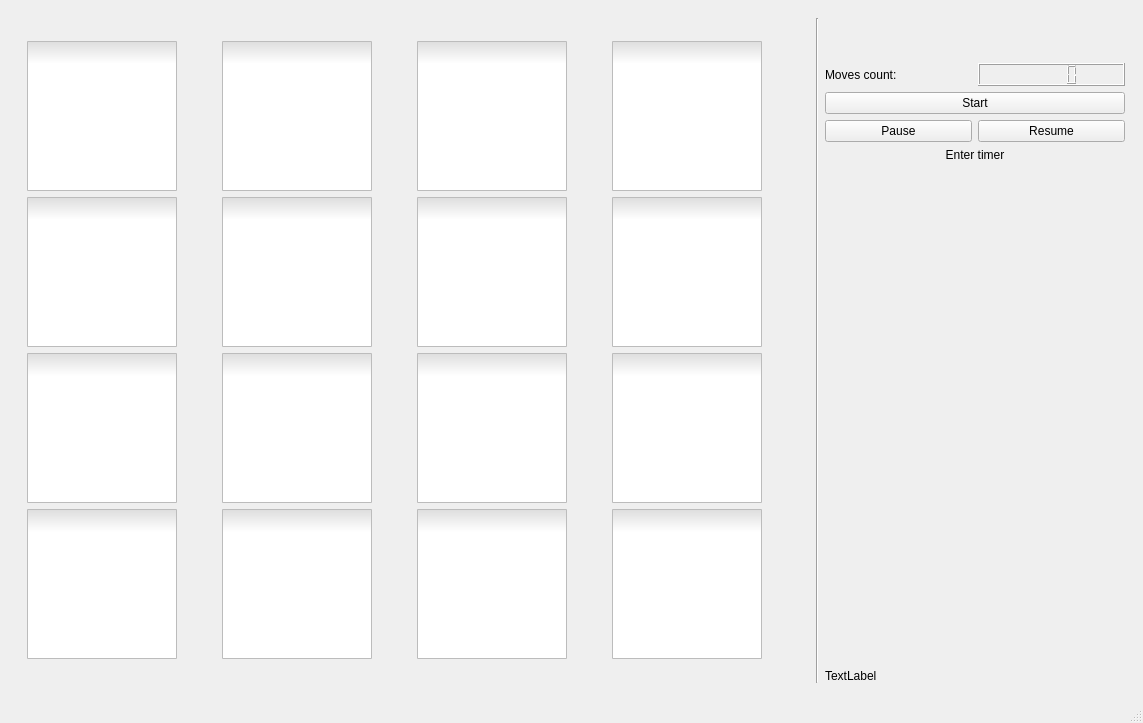
Old version of the form mainwindow.ui in the repository ducbinh1996/Matching-game-Qt.
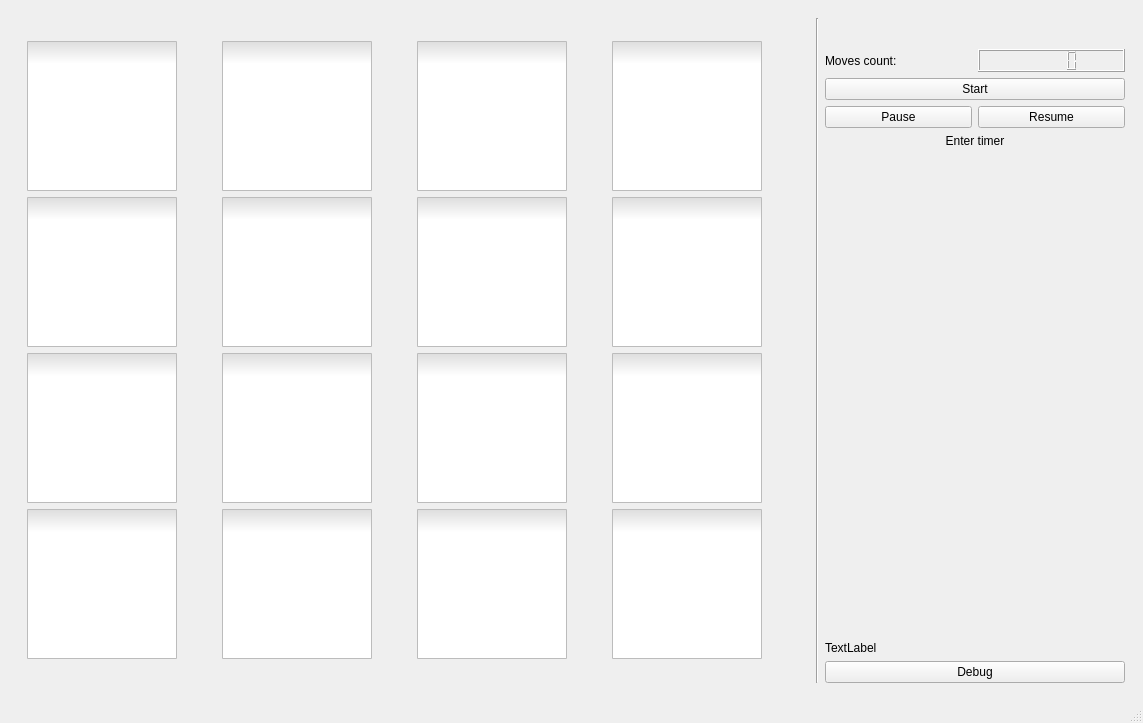
New version of the form. Icons and pictures are not drawn.

Commit message: Add a message box at the end of the game 	Add QMessageBox 	Add game_ended() 	Add a Debug button to reproduce winning the game

Patch:
```diff
--- a/mainwindow.ui
+++ b/mainwindow.ui
@@ -709,6 +709,13 @@
                 </property>
                </widget>
               </item>
+              <item>
+               <widget class="QPushButton" name="pushButton">
+                <property name="text">
+                 <string>Debug</string>
+                </property>
+               </widget>
+              </item>
              </layout>
             </item>
            </layout>
```
The commit also changes 4 other files.
